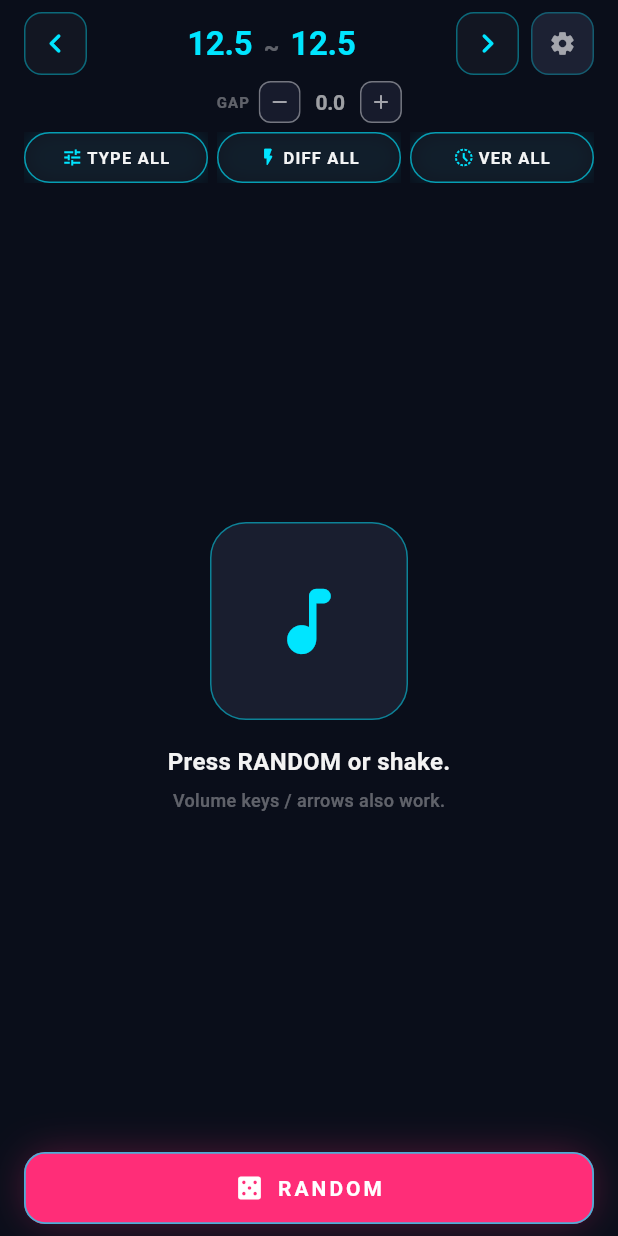
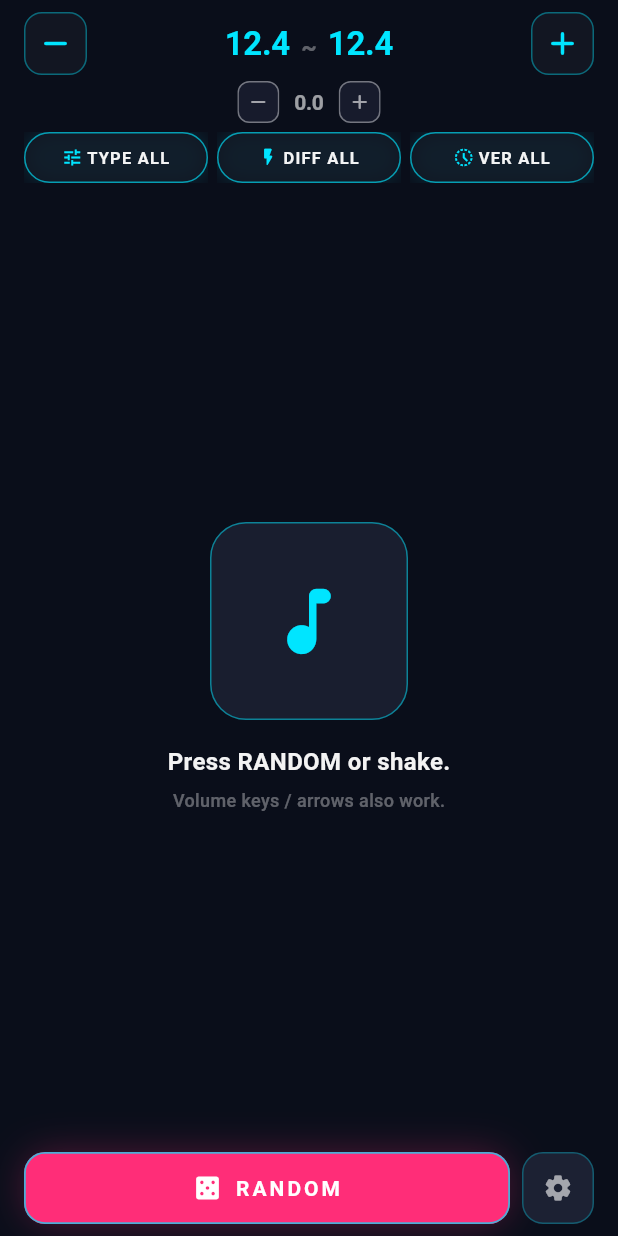
Before and after one commit to minty99/maimai-bot, a Flutter app: the screen it shows after launch, after a tap on the "remove" icon, on a phone screen of 412 x 824 dp. Run offline on Flutter 3.47's test engine with Material 3 defaults, Android fonts, the phone set to English and light mode, and no system bars; our stand-ins replace cached_network_image, dio, equatable, flutter_bloc, sensors_plus, shared_preferences; missing offline and left inert: volume_button_override; network calls fail; Roboto replaces fonts that are missing (Exo 2, Rajdhani).

Commit message:
style(picker): move settings button to bottom row and use ± icons for level
Relocate settings gear from level controls trailing to the right of the
RANDOM button at the bottom. Replace chevron arrows with minus/plus icons
for level adjustment. Remove GAP label text from gap stepper.

Co-authored-by: Claude Opus 4.6 <noreply@anthropic.com>

```diff
--- a/maimai-picker-app/lib/features/song_selection/presentation/screens/song_selection_screen.dart
+++ b/maimai-picker-app/lib/features/song_selection/presentation/screens/song_selection_screen.dart
@@ -311,33 +311,6 @@ class _SongSelectionScreenState extends State<SongSelectionScreen> {
                           context.read<LevelRangeCubit>().decrementGap(),
                       onGapIncrement: () =>
                           context.read<LevelRangeCubit>().incrementGap(),
-                      trailing: SizedBox(
-                        width: 42,
-                        height: 42,
-                        child: IconButton(
-                          style: IconButton.styleFrom(
-                            backgroundColor: AppColors.surfaceElevated,
-                            padding: EdgeInsets.zero,
-                            shape: RoundedRectangleBorder(
-                              borderRadius: BorderRadius.circular(12),
-                              side: BorderSide(
-                                color: AppColors.accentPrimary.withValues(
-                                  alpha: 0.3,
-                                ),
-                              ),
-                            ),
-                          ),
-                          onPressed: () => Navigator.pushNamed(
-                            context,
-                            SettingsScreen.routeName,
-                          ),
-                          icon: const Icon(
-                            Icons.settings_rounded,
-                            size: 18,
-                            color: AppColors.textSecondary,
-                          ),
-                        ),
-                      ),
                     );
                   },
                 ),
@@ -380,14 +353,48 @@ class _SongSelectionScreenState extends State<SongSelectionScreen> {
                 ),
                 const SizedBox(height: AppSpacing.sm),
 
-                // ── Bottom: Full-width RANDOM button ──
-                BlocBuilder<SongCubit, SongState>(
+                // ── Bottom: RANDOM button + settings gear ──
+                Row(
+                  children: [
+                    Expanded(
+                      child: BlocBuilder<SongCubit, SongState>(
                         builder: (context, songState) {
                           return RandomButton(
                             isLoading: songState is SongLoading,
                             onPressed: _fetchRandomSong,
                           );
                         },
+                      ),
+                    ),
+                    const SizedBox(width: AppSpacing.sm),
+                    SizedBox(
+                      width: 48,
+                      height: 48,
+                      child: IconButton(
+                        style: IconButton.styleFrom(
+                          backgroundColor: AppColors.surfaceElevated,
+                          padding: EdgeInsets.zero,
+                          shape: RoundedRectangleBorder(
+                            borderRadius: BorderRadius.circular(14),
+                            side: BorderSide(
+                              color: AppColors.accentPrimary.withValues(
+                                alpha: 0.3,
+                              ),
+                            ),
+                          ),
+                        ),
+                        onPressed: () => Navigator.pushNamed(
+                          context,
+                          SettingsScreen.routeName,
+                        ),
+                        icon: const Icon(
+                          Icons.settings_rounded,
+                          size: 20,
+                          color: AppColors.textSecondary,
+                        ),
+                      ),
+                    ),
+                  ],
                 ),
               ],
             ),
--- a/maimai-picker-app/lib/features/song_selection/presentation/widgets/controls/level_gap_controls.dart
+++ b/maimai-picker-app/lib/features/song_selection/presentation/widgets/controls/level_gap_controls.dart
@@ -23,7 +23,6 @@ class LevelGapControls extends StatelessWidget {
     required this.onLevelIncrement,
     required this.onGapDecrement,
     required this.onGapIncrement,
-    this.trailing,
   });
 
   final String rangeStart;
@@ -34,22 +33,15 @@ class LevelGapControls extends StatelessWidget {
   final VoidCallback onGapDecrement;
   final VoidCallback onGapIncrement;
 
-  /// Optional widget placed at the right end of the range row
-  /// (e.g. a settings icon button).
-  final Widget? trailing;
-
   @override
   Widget build(BuildContext context) {
     return Column(
       mainAxisSize: MainAxisSize.min,
       children: [
-        // ── Primary row: [ ◀ ]  12.5 ~ 13.0  [ ▶ ]  [trailing] ──
+        // ── Primary row: [ - ]  12.5 ~ 13.0  [ + ] ──
         Row(
           children: [
-            _LevelArrow(
-              icon: Icons.chevron_left_rounded,
-              onTap: onLevelDecrement,
-            ),
+            _LevelArrow(icon: Icons.remove_rounded, onTap: onLevelDecrement),
             Expanded(
               child: Center(
                 child: Text.rich(
@@ -81,14 +73,7 @@ class LevelGapControls extends StatelessWidget {
                 ),
               ),
             ),
-            _LevelArrow(
-              icon: Icons.chevron_right_rounded,
-              onTap: onLevelIncrement,
-            ),
-            if (trailing != null) ...[
-              const SizedBox(width: AppSpacing.sm),
-              trailing!,
-            ],
+            _LevelArrow(icon: Icons.add_rounded, onTap: onLevelIncrement),
           ],
         ),
         const SizedBox(height: AppSpacing.xs),
@@ -152,15 +137,6 @@ class _GapStepper extends StatelessWidget {
     return Row(
       mainAxisAlignment: MainAxisAlignment.center,
       children: [
-        Text(
-          'GAP',
-          style: AppTypography.textTheme.labelSmall?.copyWith(
-            color: AppColors.textMuted,
-            fontSize: 10,
-            letterSpacing: 0.8,
-          ),
-        ),
-        const SizedBox(width: 6),
         _SmallButton(icon: Icons.remove_rounded, onTap: onDecrement),
         Padding(
           padding: const EdgeInsets.symmetric(horizontal: 10),
```
Lines whose indentation alone changed are shown as unchanged.
